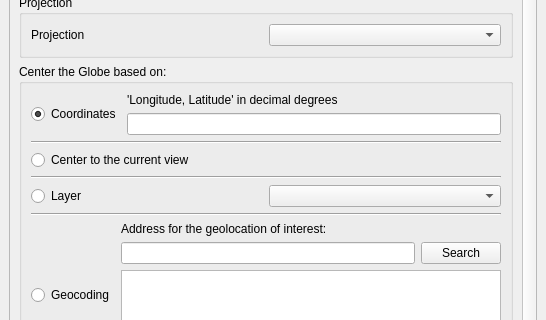
First picture: the form in GlobeBuilder/resources/ui/globe_builder_dockwidget_base.ui, repository majaes/Map2Globe, before the edit; both pictures show x 0 to 546 and y 93 to 413 of the 546 by 888 pixel window.
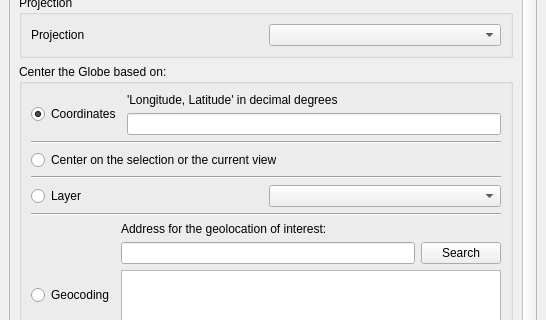
Second picture: the form after the edit. Custom widgets are drawn as their Qt base class.

Commit message: Center the globe on the selected feature (attribute table / map) (v0.7.4)

Patch:
```diff
--- a/GlobeBuilder/resources/ui/globe_builder_dockwidget_base.ui
+++ b/GlobeBuilder/resources/ui/globe_builder_dockwidget_base.ui
@@ -235,7 +235,10 @@
                <item>
                 <widget class="QRadioButton" name="radioButtonCenter">
                  <property name="text">
-                  <string>Center to the current view</string>
+                  <string>Center on the selection or the current view</string>
+                 </property>
+                 <property name="toolTip">
+                  <string>Select a feature in any layer (on the map or in its attribute table, e.g. a country in the NAME column) and the globe is centered on it. Without a selection, the centre of the current view is used.</string>
                  </property>
                 </widget>
                </item>
```
The commit also changes 6 other files.
